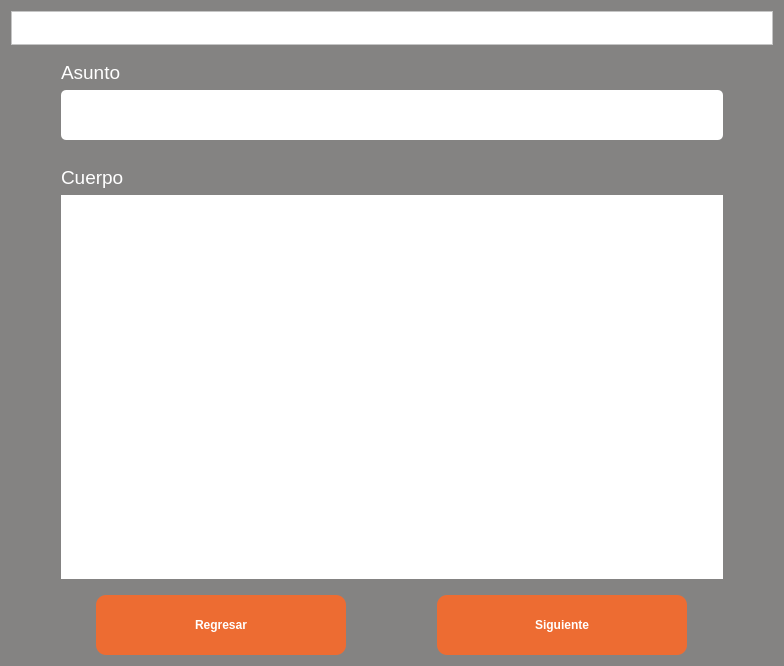
Before: the Qt Designer form ui/MailFields.ui in RicarlOz/DiplomaGenerator, drawn with Qt 5.
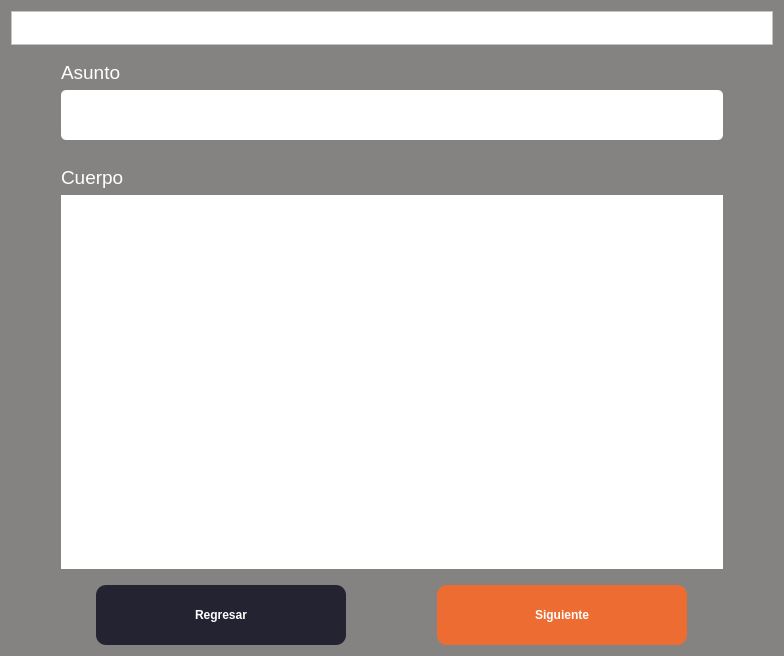
After: the same form once the commit is applied. Icons and pictures are not drawn.

Commit message: UI buttons consistency

The edit to the form file:
```diff
--- a/ui/MailFields.ui
+++ b/ui/MailFields.ui
@@ -7,7 +7,7 @@
     <x>0</x>
     <y>0</y>
     <width>784</width>
-    <height>666</height>
+    <height>656</height>
    </rect>
   </property>
   <property name="windowTitle">
@@ -179,7 +179,7 @@
         </font>
        </property>
        <property name="styleSheet">
-        <string notr="true">background-color: rgb(237, 108, 50);
+        <string notr="true">background-color: #242331;
 border-radius: 10px</string>
        </property>
        <property name="text">
```
The commit also changes 3 other files.
